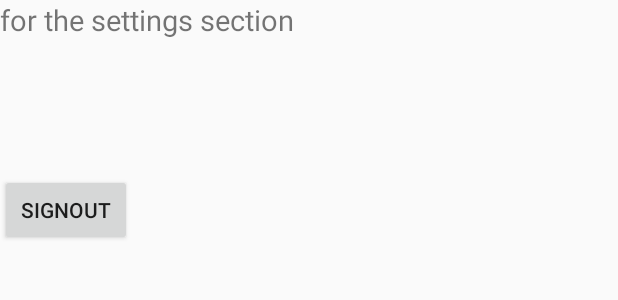
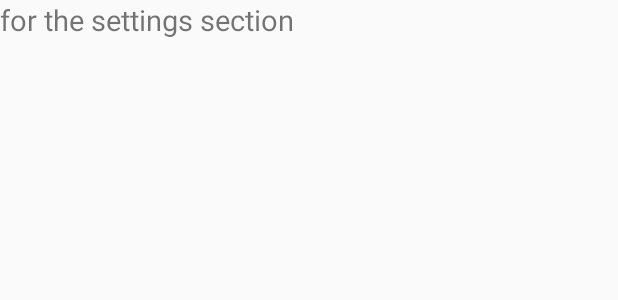
Before and after one commit to Farhad-Uz-Zaman/womanSafetyApp, an Android app: the layout fragment_settings.xml on its own in the app's theme, with its tools: preview values and no code run, on a phone screen of 412 x 824 dp. Shown: the top 300 px of the screen. Run offline under Robolectric (Android 15) with nearby library versions, the phone set to English and light mode, and no system bars.

Commit message:
signout-fragment and flashlight(issues)

```diff
--- a/app/src/main/AndroidManifest.xml
+++ b/app/src/main/AndroidManifest.xml
@@ -7,6 +7,8 @@
     <uses-permission android:name="android.permission.RECORD_AUDIO"/>
     <uses-permission android:name="android.permission.WRITE_EXTERNAL_STORAGE"/>
     <uses-permission android:name="android.permission.READ_EXTERNAL_STORAGE"/>
+    <uses-permission android:name="android.permission.FLASHLIGHT" />
+
     <uses-feature
         android:name="android.hardware.camera"
         android:required="true" />
--- a/app/src/main/res/layout/fragment_settings.xml
+++ b/app/src/main/res/layout/fragment_settings.xml
@@ -19,13 +19,7 @@
         app:layout_constraintRight_toRightOf="parent"
         />
 
-    <Button
-        android:id="@+id/signout"
-        android:layout_width="wrap_content"
-        android:layout_height="wrap_content"
-        android:layout_below="@+id/text"
-        android:layout_marginTop="90dp"
-        android:text="Signout" />
+
 
 
 </RelativeLayout>
```
Also changed, not shown: app/src/main/java/com/example/womansafetyapp/MainActivity.java (+8 -1 lines), app/src/main/java/com/example/womansafetyapp/home.java (+21 -0 lines), app/src/main/java/com/example/womansafetyapp/settings.java (+2 -8 lines), app/src/main/java/com/example/womansafetyapp/signout.java (added, +14 -0 lines).
